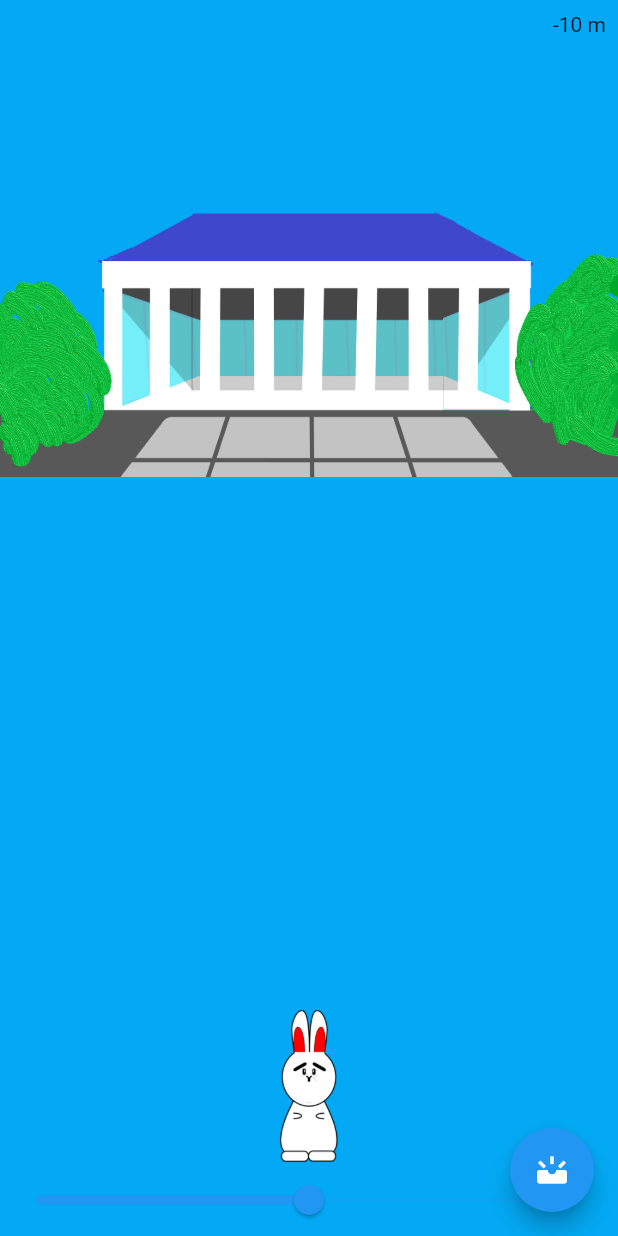
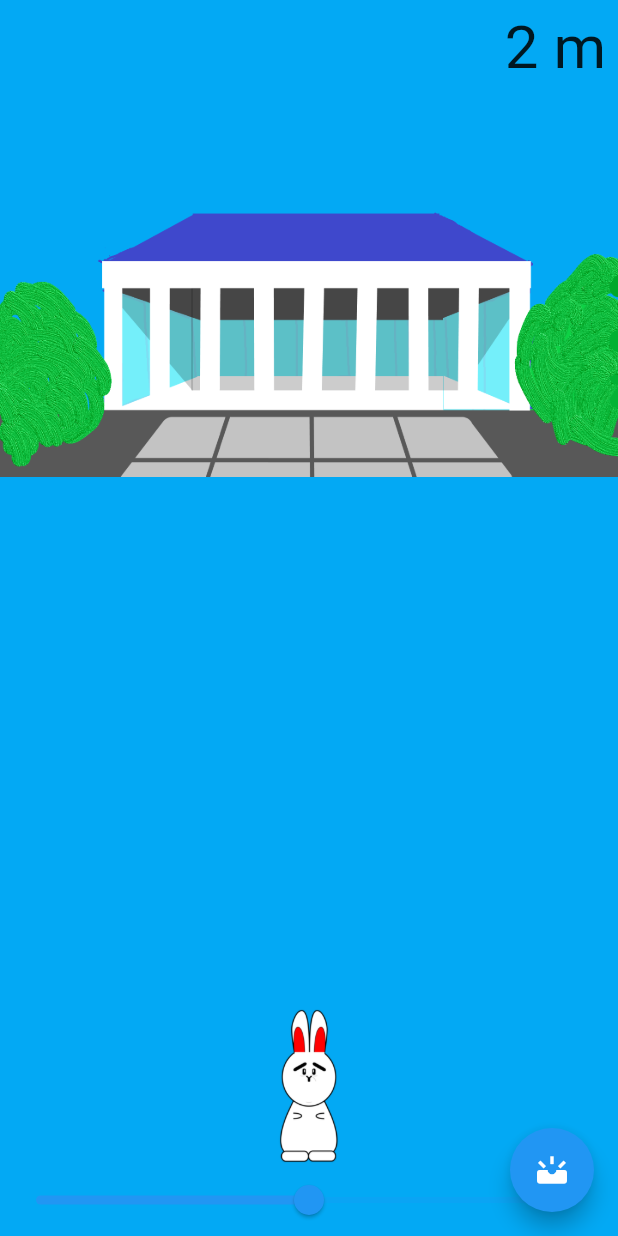
Before and after one commit to organic-nailer/usapyon, a Flutter app: the screen it shows after launch, on a phone screen of 412 x 824 dp. Run offline on Flutter 3.47's test engine with Material 2 defaults, Android fonts, the phone set to English and light mode, and no system bars.

Commit message:
メートル表示

```diff
--- a/lib/main.dart
+++ b/lib/main.dart
@@ -116,7 +116,9 @@ class GameViewState extends State<GameView> with TickerProviderStateMixin {
     Timer.run(() {
       Navigator.of(context).push(PageRouteBuilder(
         opaque: false,
-        pageBuilder: (_, __, ___) => const ResultPage(1000),
+        pageBuilder: (_, __, ___) => ResultPage(
+          (-minVerticalPositionCell / 10)
+        ),
       ));
     });
   }
@@ -228,8 +230,8 @@ class GameViewState extends State<GameView> with TickerProviderStateMixin {
                 right: 8,
                 top: 8,
                 child: Text(
-                    """${(-_player.verticalPositionCell / 10).toStringAsFixed(0)} m"""
-                        .trim()),
+                    minVerticalPositionCell == 0 ? "0 m" : "${(-minVerticalPositionCell / 10).toStringAsFixed(0)} m",
+                    style: const TextStyle(fontSize: 40),),
               ),
               Align(
                 child: Visibility(
```
